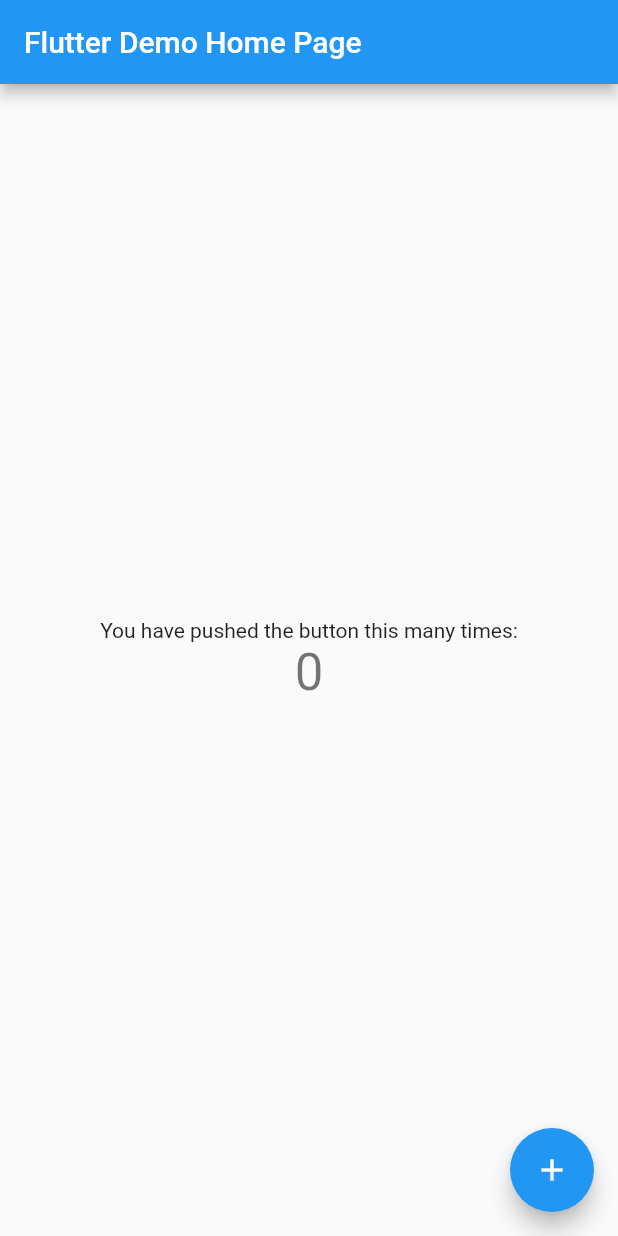
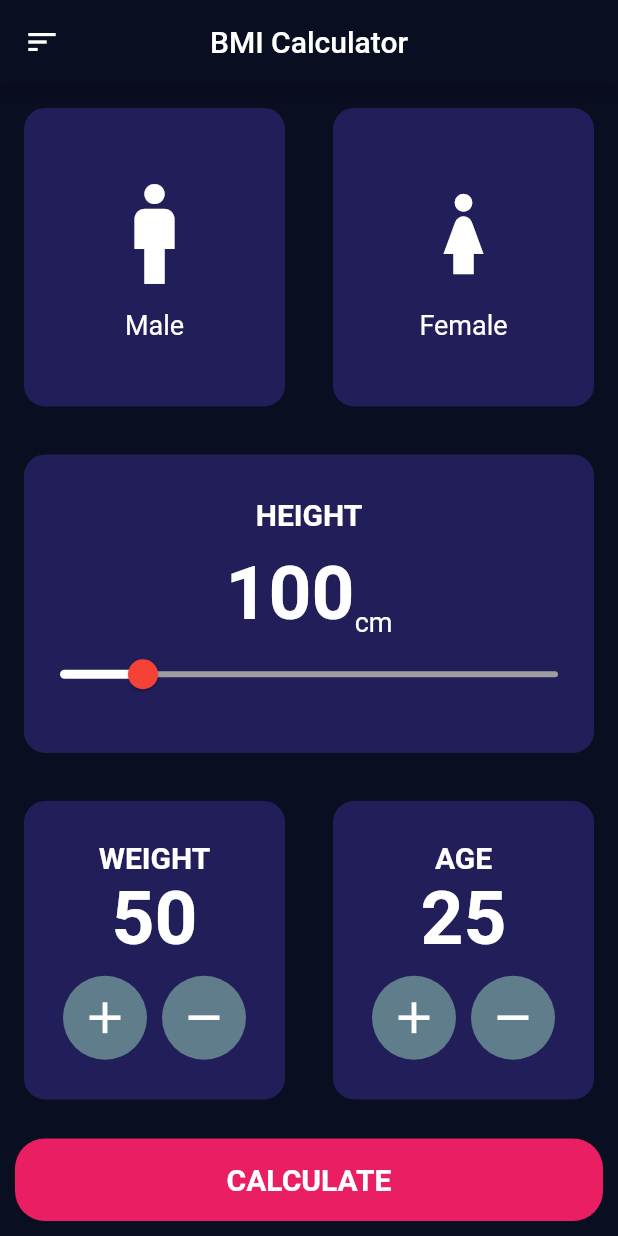
Before and after one commit to Iyann986/BMI-Calculator-App, a Flutter app: the screen it shows after launch, on a phone screen of 412 x 824 dp. Run offline on Flutter 3.47's test engine with Material 2 defaults, Android fonts, the light colour scheme and no system bars.

Commit message:
Pengumpulan Tugas 1

```diff
--- /dev/null
+++ b/lib/constants/constants.dart
@@ -0,0 +1,25 @@
+// ignore_for_file: prefer_const_constructors, unnecessary_import
+
+import 'package:flutter/cupertino.dart';
+import 'package:flutter/material.dart';
+
+const Color primaryColor = Color(0xff0A0E21);
+TextStyle labelTextStyle = TextStyle(
+  fontSize: 18,
+  color: Colors.white,
+);
+
+TextStyle numberTextStyle = TextStyle(
+  color: Colors.white,
+  fontWeight: FontWeight.bold,
+  fontSize: 50,
+);
+
+const String underweightSevere = "Underweight (Severe thinness)";
+const String underweightModerate = "Underweight (Moderate thinness)";
+const String underweightMild = "Underweight (Mild thinness)";
+const String normal = "Normal";
+const String overweight = "Overweight";
+const String obeseI = "Obese (Class I)";
+const String obeseII = "Obese (Class II)";
+const String obeseIII = "Obese (Class III)";
--- /dev/null
+++ b/lib/helpers/bmi_calculator.dart
@@ -0,0 +1,79 @@
+// ignore_for_file: unused_import
+
+import 'package:flutter/cupertino.dart';
+import 'package:flutter/material.dart';
+import 'package:tugas1_bmiapp/constants/constants.dart';
+
+class BmiCalculator {
+  int? height;
+  int? weight;
+  double? bmi;
+  String? bmiCategory;
+  String? bmiDescription;
+
+  BmiCalculator({required this.height, required this.weight});
+  BmiCalculator.fromBmiValue(this.bmi) {
+    // this.bmi = bmi;
+  }
+
+  double calculateBmi() {
+    double heightInMeter = height! / 100;
+
+    final h = (heightInMeter * heightInMeter);
+    bmi = weight! / h;
+
+    return bmi!;
+  }
+
+  String determineBmiCategory() {
+    String category = "";
+    if (bmi! < 16.0) {
+      category = underweightSevere;
+    } else if (bmi! < 17) {
+      category = underweightModerate;
+    } else if (bmi! < 18.5) {
+      category = underweightMild;
+    } else if (bmi! < 25) {
+      category = normal;
+    } else if (bmi! < 30) {
+      category = overweight;
+    } else if (bmi! < 35) {
+      category = obeseI;
+    } else if (bmi! < 40) {
+      category = obeseII;
+    } else if (bmi! >= 40) {
+      category = obeseIII;
+    }
+    bmiCategory = category;
+    return bmiCategory!;
+  }
+
+  String getHealRiskDescription() {
+    String desc = "";
+    switch (bmiCategory!) {
+      case underweightSevere:
+      case underweightModerate:
+      case underweightMild:
+        desc = "Possible nutritional deficiency and osteoporosis.";
+        break;
+
+      case normal:
+        desc = "Low risk (healthy range).";
+        break;
+      case overweight:
+        desc =
+            "Moderate risk of developing heart disease, high blood pressure, stroke, diabetes mellitus.";
+        break;
+      case obeseI:
+      case obeseII:
+      case obeseIII:
+        desc =
+            "High risk of developing heart disease, high blood pressure, stroke, diabetes mellitus. Metabolic Syndrome.";
+        break;
+
+      default:
+    }
+    bmiDescription = desc;
+    return desc;
+  }
+}
--- a/lib/main.dart
+++ b/lib/main.dart
@@ -1,4 +1,8 @@
+// ignore_for_file: prefer_const_constructors
+
 import 'package:flutter/material.dart';
+import 'package:tugas1_bmiapp/constants/constants.dart';
+import 'package:tugas1_bmiapp/views/bmi_DataScreen.dart';
 
 void main() {
   runApp(const MyApp());
@@ -7,109 +11,19 @@
 class MyApp extends StatelessWidget {
   const MyApp({Key? key}) : super(key: key);
 
-  // This widget is the root of your application.
   @override
   Widget build(BuildContext context) {
     return MaterialApp(
       title: 'Flutter Demo',
+      debugShowCheckedModeBanner: false,
       theme: ThemeData(
-        // This is the theme of your application.
-        //
-        // Try running your application with "flutter run". You'll see the
-        // application has a blue toolbar. Then, without quitting the app, try
-        // changing the primarySwatch below to Colors.green and then invoke
-        // "hot reload" (press "r" in the console where you ran "flutter run",
-        // or simply save your changes to "hot reload" in a Flutter IDE).
-        // Notice that the counter didn't reset back to zero; the application
-        // is not restarted.
+        scaffoldBackgroundColor: primaryColor,
+        appBarTheme: AppBarTheme(
+          backgroundColor: primaryColor,
+        ),
         primarySwatch: Colors.blue,
       ),
-      home: const MyHomePage(title: 'Flutter Demo Home Page'),
+      home: DataScreen(),
     );
   }
 }
-
-class MyHomePage extends StatefulWidget {
-  const MyHomePage({Key? key, required this.title}) : super(key: key);
-
-  // This widget is the home page of your application. It is stateful, meaning
-  // that it has a State object (defined below) that contains fields that affect
-  // how it looks.
-
-  // This class is the configuration for the state. It holds the values (in this
-  // case the title) provided by the parent (in this case the App widget) and
-  // used by the build method of the State. Fields in a Widget subclass are
-  // always marked "final".
-
-  final String title;
-
-  @override
-  State<MyHomePage> createState() => _MyHomePageState();
-}
-
-class _MyHomePageState extends State<MyHomePage> {
-  int _counter = 0;
-
-  void _incrementCounter() {
-    setState(() {
-      // This call to setState tells the Flutter framework that something has
-      // changed in this State, which causes it to rerun the build method below
-      // so that the display can reflect the updated values. If we changed
-      // _counter without calling setState(), then the build method would not be
-      // called again, and so nothing would appear to happen.
-      _counter++;
-    });
-  }
-
-  @override
-  Widget build(BuildContext context) {
-    // This method is rerun every time setState is called, for instance as done
-    // by the _incrementCounter method above.
-    //
-    // The Flutter framework has been optimized to make rerunning build methods
-    // fast, so that you can just rebuild anything that needs updating rather
-    // than having to individually change instances of widgets.
-    return Scaffold(
-      appBar: AppBar(
-        // Here we take the value from the MyHomePage object that was created by
-        // the App.build method, and use it to set our appbar title.
-        title: Text(widget.title),
-      ),
-      body: Center(
-        // Center is a layout widget. It takes a single child and positions it
-        // in the middle of the parent.
-        child: Column(
-          // Column is also a layout widget. It takes a list of children and
-          // arranges them vertically. By default, it sizes itself to fit its
-          // children horizontally, and tries to be as tall as its parent.
-          //
-          // Invoke "debug painting" (press "p" in the console, choose the
-          // "Toggle Debug Paint" action from the Flutter Inspector in Android
-          // Studio, or the "Toggle Debug Paint" command in Visual Studio Code)
-          // to see the wireframe for each widget.
-          //
-          // Column has various properties to control how it sizes itself and
-          // how it positions its children. Here we use mainAxisAlignment to
-          // center the children vertically; the main axis here is the vertical
-          // axis because Columns are vertical (the cross axis would be
-          // horizontal).
-          mainAxisAlignment: MainAxisAlignment.center,
-          children: <Widget>[
-            const Text(
-              'You have pushed the button this many times:',
-            ),
-            Text(
-              '$_counter',
-              style: Theme.of(context).textTheme.headline4,
-            ),
-          ],
-        ),
-      ),
-      floatingActionButton: FloatingActionButton(
-        onPressed: _incrementCounter,
-        tooltip: 'Increment',
-        child: const Icon(Icons.add),
-      ), // This trailing comma makes auto-formatting nicer for build methods.
-    );
-  }
-}
--- /dev/null
+++ b/lib/views/bmi_DataScreen.dart
@@ -0,0 +1,363 @@
+// ignore_for_file: file_names, prefer_const_constructors, prefer_const_literals_to_create_immutables, avoid_unnecessary_containers, sort_child_properties_last, avoid_print, unused_import, non_constant_identifier_names
+
+import 'package:flutter/material.dart';
+import 'package:tugas1_bmiapp/constants/constants.dart';
+import 'package:tugas1_bmiapp/helpers/bmi_calculator.dart';
+import 'package:tugas1_bmiapp/views/bmi_ResultScreen.dart';
+
+class DataScreen extends StatefulWidget {
+  const DataScreen({Key? key}) : super(key: key);
+
+  @override
+  State<DataScreen> createState() => _DataScreenState();
+}
+
+class _DataScreenState extends State<DataScreen> {
+  int height = 100;
+  int weight = 50;
+  int age = 25;
+  String? gender;
+
+  @override
+  Widget build(BuildContext context) {
+    return Scaffold(
+      backgroundColor: primaryColor,
+      appBar: AppBar(
+        title: Text("BMI Calculator"),
+        centerTitle: true,
+        leading: IconButton(
+          icon: Icon(Icons.sort),
+          onPressed: () {},
+        ),
+      ),
+      body: Column(
+        children: [
+          Expanded(
+            child: Row(
+              children: [
+                Expanded(
+                  child: GestureDetector(
+                    onTap: () {
+                      gender = "male";
+                      setState(() {});
+                    },
+                    child: BmiCard(
+                      bordercolor:
+                          (gender == "male") ? Colors.white : primaryColor,
+                      child: GenderIconText(
+                        icon: Icons.man,
+                        title: 'Male',
+                      ),
+                    ),
+                  ),
+                ),
+                Expanded(
+                  child: GestureDetector(
+                    onTap: () {
+                      gender = "female";
+                      setState(() {});
+                    },
+                    child: BmiCard(
+                      bordercolor:
+                          (gender == "female") ? Colors.white : primaryColor,
+                      child: GenderIconText(
+                        icon: Icons.girl,
+                        title: 'Female',
+                      ),
+                    ),
+                  ),
+                ),
+              ],
+            ),
+          ),
+          Expanded(
+            child: Container(
+              child: BmiCard(
+                child: Column(
+                  mainAxisAlignment: MainAxisAlignment.center,
+                  children: [
+                    Text(
+                      "HEIGHT",
+                      style: labelTextStyle.copyWith(
+                        fontSize: 20,
+                        fontWeight: FontWeight.bold,
+                      ),
+                    ),
+                    SizedBox(
+                      height: 12,
+                    ),
+                    Row(
+                      mainAxisAlignment: MainAxisAlignment.center,
+                      crossAxisAlignment: CrossAxisAlignment.end,
+                      children: [
+                        Text(
+                          "$height",
+                          style: numberTextStyle,
+                        ),
+                        Text(
+                          "cm",
+                          style: labelTextStyle,
+                        ),
+                      ],
+                    ),
+                    Slider(
+                      thumbColor: Colors.red,
+                      activeColor: Colors.white,
+                      inactiveColor: Colors.grey,
+                      value: height.toDouble(),
+                      min: 80,
+                      max: 200,
+                      onChanged: (value) {
+                        height = value.toInt();
+                        setState(() {});
+                      },
+                    )
+                  ],
+                ),
+              ),
+            ),
+          ),
+          /*WEIGHT*/
+          Expanded(
+            child: Container(
+              child: Row(
+                children: [
+                  Expanded(
+                    child: BmiCard(
+                      child: Column(
+                        mainAxisAlignment: MainAxisAlignment.center,
+                        children: [
+                          Text(
+                            "WEIGHT",
+                            style: labelTextStyle.copyWith(
+                              fontSize: 20,
+                              fontWeight: FontWeight.bold,
+                            ),
+                          ),
+                          Text(
+                            "$weight",
+                            style: numberTextStyle,
+                          ),
+                          SizedBox(
+                            height: 8,
+                          ),
+                          Row(
+                            mainAxisAlignment: MainAxisAlignment.center,
+                            children: [
+                              RawMaterialButton(
+                                onPressed: () {
+                                  weight = weight + 1;
+                                  setState(() {});
+                                },
+                                elevation: 0,
+                                child: Icon(
+                                  Icons.add,
+                                  color: Colors.white,
+                                  size: 35,
+                                ),
+                                shape: CircleBorder(),
+                                fillColor: Colors.blueGrey,
+                                constraints: BoxConstraints.tightFor(
+                                  width: 56,
+                                  height: 56,
+                                ),
+                              ),
+                              SizedBox(
+                                width: 10,
+                              ),
+                              RawMaterialButton(
+                                onPressed: () {
+                                  weight = weight - 1;
+                                  setState(() {});
+                                },
+                                elevation: 0,
+                                child: Icon(
+                                  Icons.remove,
+                                  color: Colors.white,
+                                  size: 35,
+                                ),
+                                shape: CircleBorder(),
+                                fillColor: Colors.blueGrey,
+                                constraints: BoxConstraints.tightFor(
+                                  width: 56,
+                                  height: 56,
+                                ),
+                              ),
+                            ],
+                          )
+                        ],
+                      ),
+                    ),
+                  ),
+                  /*AGE*/
+                  Expanded(
+                    child: BmiCard(
+                      child: Column(
+                        mainAxisAlignment: MainAxisAlignment.center,
+                        children: [
+                          Text(
+                            "AGE",
+                            style: labelTextStyle.copyWith(
+                              fontSize: 20,
+                              fontWeight: FontWeight.bold,
+                            ),
+                          ),
+                          Text(
+                            "$age",
+                            style: numberTextStyle,
+                          ),
+                          SizedBox(
+                            height: 8,
+                          ),
+                          Row(
+                            mainAxisAlignment: MainAxisAlignment.center,
+                            children: [
+                              RawMaterialButton(
+                                onPressed: () {
+                                  age = age + 1;
+                                  setState(() {});
+                                },
+                                elevation: 0,
+                                child: Icon(
+                                  Icons.add,
+                                  color: Colors.white,
+                                  size: 35,
+                                ),
+                                shape: CircleBorder(),
+                                fillColor: Colors.blueGrey,
+                                constraints: BoxConstraints.tightFor(
+                                  width: 56,
+                                  height: 56,
+                                ),
+                              ),
+                              SizedBox(
+                                width: 10,
+                              ),
+                              RawMaterialButton(
+                                onPressed: () {
+                                  age = age - 1;
+                                  setState(() {});
+                                },
+                                elevation: 0,
+                                child: Icon(
+                                  Icons.remove,
+                                  size: 35,
+                                  color: Colors.white,
+                                ),
+                                shape: CircleBorder(),
+                                fillColor: Colors.blueGrey,
+                                constraints: BoxConstraints.tightFor(
+                                  width: 56,
+                                  height: 56,
+                                ),
+                              ),
+                            ],
+                          )
+                        ],
+                      ),
+                    ),
+                  ),
+                ],
+              ),
+            ),
+          ),
+          GestureDetector(
+            onTap: () {
+              final bmiCalculator =
+                  BmiCalculator(height: height, weight: weight);
+              bmiCalculator.calculateBmi();
+
+              Navigator.of(context).push(
+                MaterialPageRoute(
+                  builder: (context) {
+                    return ResultScreen(
+                      bmi: bmiCalculator.bmi!,
+                    );
+                  },
+                ),
+              );
+            },
+            child: Padding(
+              padding: const EdgeInsets.all(10.0),
+              child: Container(
+                decoration: BoxDecoration(
+                  color: Colors.pink,
+                  borderRadius: BorderRadius.circular(20),
+                ),
+                height: 55,
+                child: Center(
+                  child: Text(
+                    "CALCULATE",
+                    style: TextStyle(
+                      fontSize: 20,
+                      fontWeight: FontWeight.bold,
+                      color: Colors.white,
+                    ),
+                  ),
+                ),
+              ),
+            ),
+          ),
+        ],
+      ),
+    );
+  }
+}
+
+class BmiCard extends StatelessWidget {
+  const BmiCard({
+    Key? key,
+    this.child,
+    this.bordercolor = primaryColor,
+  }) : super(key: key);
+
+  final Widget? child;
+  final Color? bordercolor;
+
+  @override
+  Widget build(BuildContext context) {
+    return Container(
+      decoration: BoxDecoration(
+        color: Color(0xff221E5A),
+        borderRadius: BorderRadius.circular(15),
+        border: Border.all(
+          color: bordercolor!,
+        ),
+      ),
+      margin: EdgeInsets.all(15),
+      child: child,
+    );
+  }
+}
+
+class GenderIconText extends StatelessWidget {
+  const GenderIconText({
+    Key? key,
+    required this.title,
+    required this.icon,
+  }) : super(key: key);
+
+  final String title;
+  final IconData icon;
+
+  @override
+  Widget build(BuildContext context) {
+    return Column(
+      mainAxisAlignment: MainAxisAlignment.center,
+      children: [
+        Icon(
+          icon,
+          size: 80,
+          color: Colors.white,
+        ),
+        SizedBox(
+          height: 10,
+        ),
+        Text(
+          title,
+          style: labelTextStyle,
+        ),
+      ],
+    );
+  }
+}
```
Also changed, not shown: lib/views/bmi_ResultScreen.dart (added, +116 -0 lines).
